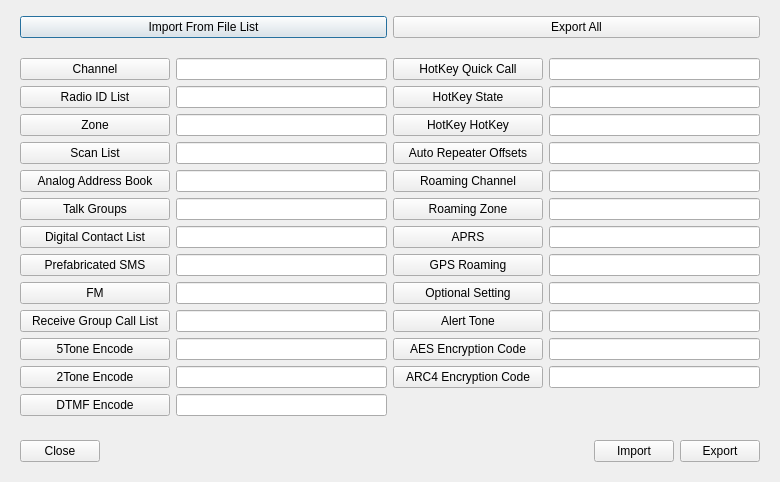
xbenkozx/anytone-cps, file desktop/src/ui/import_export_dialog.ui: the form before one commit.
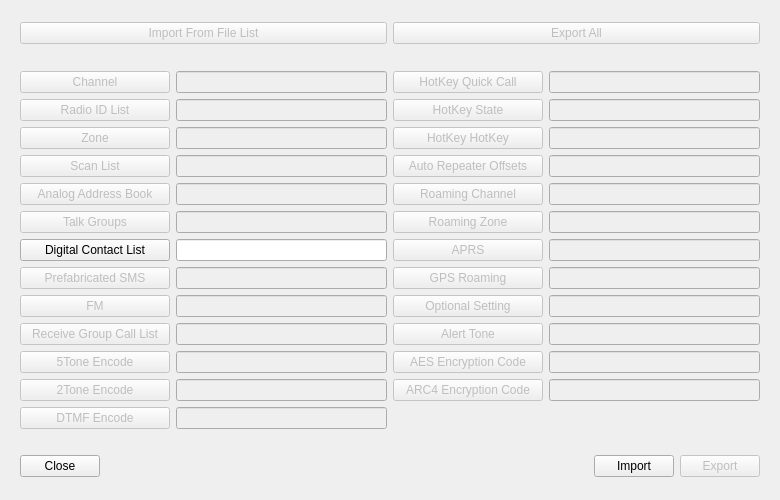
The form after the commit.

```diff
--- a/desktop/src/ui/import_export_dialog.ui
+++ b/desktop/src/ui/import_export_dialog.ui
@@ -7,7 +7,7 @@
     <x>0</x>
     <y>0</y>
     <width>780</width>
-    <height>482</height>
+    <height>500</height>
    </rect>
   </property>
   <property name="windowTitle">
@@ -25,6 +25,9 @@
       </property>
       <item>
        <widget class="QPushButton" name="importAllBtn">
+        <property name="enabled">
+         <bool>false</bool>
+        </property>
         <property name="text">
          <string>Import From File List</string>
         </property>
@@ -32,6 +35,9 @@
       </item>
       <item>
        <widget class="QPushButton" name="exportAllBtn">
+        <property name="enabled">
+         <bool>false</bool>
+        </property>
         <property name="text">
          <string>Export All</string>
         </property>
@@ -47,6 +53,9 @@
        <layout class="QFormLayout" name="formLayout">
         <item row="0" column="0">
          <widget class="QPushButton" name="channelBtn">
+          <property name="enabled">
+           <bool>false</bool>
+          </property>
           <property name="sizePolicy">
            <sizepolicy hsizetype="Minimum" vsizetype="Fixed">
             <horstretch>0</horstretch>
@@ -78,6 +87,9 @@
         </item>
         <item row="0" column="1">
          <widget class="QLineEdit" name="channelTxt">
+          <property name="enabled">
+           <bool>false</bool>
+          </property>
           <property name="readOnly">
            <bool>true</bool>
           </property>
@@ -85,6 +97,9 @@
         </item>
         <item row="1" column="0">
          <widget class="QPushButton" name="pushButton_2">
+          <property name="enabled">
+           <bool>false</bool>
+          </property>
           <property name="sizePolicy">
            <sizepolicy hsizetype="Minimum" vsizetype="Fixed">
             <horstretch>0</horstretch>
@@ -104,6 +119,9 @@
         </item>
         <item row="2" column="0">
          <widget class="QPushButton" name="pushButton_3">
+          <property name="enabled">
+           <bool>false</bool>
+          </property>
           <property name="sizePolicy">
            <sizepolicy hsizetype="Minimum" vsizetype="Fixed">
             <horstretch>0</horstretch>
@@ -123,6 +141,9 @@
         </item>
         <item row="3" column="0">
          <widget class="QPushButton" name="pushButton_4">
+          <property name="enabled">
+           <bool>false</bool>
+          </property>
           <property name="sizePolicy">
            <sizepolicy hsizetype="Minimum" vsizetype="Fixed">
             <horstretch>0</horstretch>
@@ -142,6 +163,9 @@
         </item>
         <item row="4" column="0">
          <widget class="QPushButton" name="pushButton_5">
+          <property name="enabled">
+           <bool>false</bool>
+          </property>
           <property name="sizePolicy">
            <sizepolicy hsizetype="Minimum" vsizetype="Fixed">
             <horstretch>0</horstretch>
@@ -161,6 +185,9 @@
         </item>
         <item row="5" column="0">
          <widget class="QPushButton" name="pushButton_6">
+          <property name="enabled">
+           <bool>false</bool>
+          </property>
           <property name="sizePolicy">
            <sizepolicy hsizetype="Minimum" vsizetype="Fixed">
             <horstretch>0</horstretch>
@@ -199,6 +226,9 @@
         </item>
         <item row="7" column="0">
          <widget class="QPushButton" name="pushButton_8">
+          <property name="enabled">
+           <bool>false</bool>
+          </property>
           <property name="sizePolicy">
            <sizepolicy hsizetype="Minimum" vsizetype="Fixed">
             <horstretch>0</horstretch>
@@ -218,6 +248,9 @@
         </item>
         <item row="8" column="0">
          <widget class="QPushButton" name="pushButton_9">
+          <property name="enabled">
+           <bool>false</bool>
+          </property>
           <property name="sizePolicy">
            <sizepolicy hsizetype="Minimum" vsizetype="Fixed">
             <horstretch>0</horstretch>
@@ -237,6 +270,9 @@
         </item>
         <item row="9" column="0">
          <widget class="QPushButton" name="pushButton_10">
+          <property name="enabled">
+           <bool>false</bool>
+          </property>
           <property name="sizePolicy">
            <sizepolicy hsizetype="Minimum" vsizetype="Fixed">
             <horstretch>0</horstretch>
@@ -256,6 +292,9 @@
         </item>
         <item row="10" column="0">
          <widget class="QPushButton" name="pushButton_11">
+          <property name="enabled">
+           <bool>false</bool>
+          </property>
           <property name="sizePolicy">
            <sizepolicy hsizetype="Minimum" vsizetype="Fixed">
             <horstretch>0</horstretch>
@@ -275,6 +314,9 @@
         </item>
         <item row="11" column="0">
          <widget class="QPushButton" name="pushButton_12">
+          <property name="enabled">
+           <bool>false</bool>
+          </property>
           <property name="sizePolicy">
            <sizepolicy hsizetype="Minimum" vsizetype="Fixed">
             <horstretch>0</horstretch>
@@ -294,6 +336,9 @@
         </item>
         <item row="12" column="0">
          <widget class="QPushButton" name="pushButton_13">
+          <property name="enabled">
+           <bool>false</bool>
+          </property>
           <property name="sizePolicy">
            <sizepolicy hsizetype="Minimum" vsizetype="Fixed">
             <horstretch>0</horstretch>
@@ -313,6 +358,9 @@
         </item>
         <item row="1" column="1">
          <widget class="QLineEdit" name="radioIdListTxt">
+          <property name="enabled">
+           <bool>false</bool>
+          </property>
           <property name="readOnly">
            <bool>true</bool>
           </property>
@@ -320,6 +368,9 @@
         </item>
         <item row="2" column="1">
          <widget class="QLineEdit" name="zoneTxt">
+          <property name="enabled">
+           <bool>false</bool>
+          </property>
           <property name="readOnly">
            <bool>true</bool>
           </property>
@@ -327,6 +378,9 @@
         </item>
         <item row="3" column="1">
          <widget class="QLineEdit" name="scanListTxt">
+          <property name="enabled">
+           <bool>false</bool>
+          </property>
           <property name="readOnly">
            <bool>true</bool>
           </property>
@@ -334,6 +388,9 @@
         </item>
         <item row="4" column="1">
          <widget class="QLineEdit" name="analogAddressBookTxt">
+          <property name="enabled">
+           <bool>false</bool>
+          </property>
           <property name="readOnly">
            <bool>true</bool>
           </property>
@@ -341,6 +398,9 @@
         </item>
         <item row="5" column="1">
          <widget class="QLineEdit" name="talkgroupsTxt">
+          <property name="enabled">
+           <bool>false</bool>
+          </property>
           <property name="readOnly">
            <bool>true</bool>
           </property>
@@ -355,6 +415,9 @@
         </item>
         <item row="7" column="1">
          <widget class="QLineEdit" name="prefabricatedSmsTxt">
+          <property name="enabled">
+           <bool>false</bool>
+          </property>
           <property name="readOnly">
            <bool>true</bool>
           </property>
@@ -362,6 +425,9 @@
         </item>
         <item row="8" column="1">
          <widget class="QLineEdit" name="fmTxt">
+          <property name="enabled">
+           <bool>false</bool>
+          </property>
           <property name="readOnly">
            <bool>true</bool>
           </property>
@@ -369,6 +435,9 @@
         </item>
         <item row="9" column="1">
          <widget class="QLineEdit" name="receiveGroupCallListTxt">
+          <property name="enabled">
+           <bool>false</bool>
+          </property>
           <property name="readOnly">
            <bool>true</bool>
           </property>
@@ -376,6 +445,9 @@
         </item>
         <item row="10" column="1">
          <widget class="QLineEdit" name="tone5EncodeTxt">
+          <property name="enabled">
+           <bool>false</bool>
+          </property>
           <property name="readOnly">
            <bool>true</bool>
           </property>
@@ -383,6 +455,9 @@
         </item>
         <item row="11" column="1">
          <widget class="QLineEdit" name="tone2EncodeTxt">
+          <property name="enabled">
+           <bool>false</bool>
+          </property>
           <property name="readOnly">
            <bool>true</bool>
           </property>
@@ -390,6 +465,9 @@
         </item>
         <item row="12" column="1">
          <widget class="QLineEdit" name="dtmfEncodeTxt">
+          <property name="enabled">
+           <bool>false</bool>
+          </property>
           <property name="readOnly">
            <bool>true</bool>
           </property>
@@ -407,6 +485,9 @@
         </property>
         <item row="0" column="0">
          <widget class="QPushButton" name="pushButton_14">
+          <property name="enabled">
+           <bool>false</bool>
+          </property>
           <property name="minimumSize">
            <size>
             <width>150</width>
@@ -420,6 +501,9 @@
         </item>
         <item row="1" column="0">
          <widget class="QPushButton" name="pushButton_15">
+          <property name="enabled">
+           <bool>false</bool>
+          </property>
           <property name="minimumSize">
            <size>
             <width>150</width>
@@ -433,6 +517,9 @@
         </item>
         <item row="2" column="0">
          <widget class="QPushButton" name="pushButton_16">
+          <property name="enabled">
+           <bool>false</bool>
+          </property>
           <property name="minimumSize">
            <size>
             <width>150</width>
@@ -446,6 +533,9 @@
         </item>
         <item row="3" column="0">
          <widget class="QPushButton" name="pushButton_17">
+          <property name="enabled">
+           <bool>false</bool>
+          </property>
           <property name="minimumSize">
            <size>
             <width>150</width>
@@ -459,6 +549,9 @@
         </item>
         <item row="4" column="0">
          <widget class="QPushButton" name="pushButton_18">
+          <property name="enabled">
+           <bool>false</bool>
+          </property>
           <property name="minimumSize">
            <size>
             <width>150</width>
@@ -472,6 +565,9 @@
         </item>
         <item row="5" column="0">
          <widget class="QPushButton" name="pushButton_19">
+          <property name="enabled">
+           <bool>false</bool>
+          </property>
           <property name="minimumSize">
            <size>
             <width>150</width>
@@ -485,6 +581,9 @@
         </item>
         <item row="6" column="0">
          <widget class="QPushButton" name="pushButton_20">
+          <property name="enabled">
+           <bool>false</bool>
+          </property>
           <property name="minimumSize">
            <size>
             <width>150</width>
@@ -498,6 +597,9 @@
         </item>
         <item row="7" column="0">
          <widget class="QPushButton" name="pushButton_21">
+          <property name="enabled">
+           <bool>false</bool>
+          </property>
           <property name="minimumSize">
            <size>
             <width>150</width>
@@ -511,6 +613,9 @@
         </item>
         <item row="8" column="0">
          <widget class="QPushButton" name="pushButton_22">
+          <property name="enabled">
+           <bool>false</bool>
+          </property>
           <property name="minimumSize">
            <size>
             <width>150</width>
@@ -524,6 +629,9 @@
         </item>
         <item row="9" column="0">
          <widget class="QPushButton" name="pushButton_23">
+          <property name="enabled">
+           <bool>false</bool>
+          </property>
           <property name="sizePolicy">
            <sizepolicy hsizetype="Minimum" vsizetype="Fixed">
             <horstretch>0</horstretch>
@@ -549,6 +657,9 @@
         </item>
         <item row="10" column="0">
          <widget class="QPushButton" name="pushButton_24">
+          <property name="enabled">
+           <bool>false</bool>
+          </property>
           <property name="minimumSize">
            <size>
             <width>150</width>
@@ -562,6 +673,9 @@
         </item>
         <item row="11" column="0">
          <widget class="QPushButton" name="pushButton_25">
+          <property name="enabled">
+           <bool>false</bool>
+          </property>
           <property name="minimumSize">
            <size>
             <width>150</width>
@@ -575,6 +689,9 @@
         </item>
         <item row="0" column="1">
          <widget class="QLineEdit" name="hotkeyQuickCallTxt">
+          <property name="enabled">
+           <bool>false</bool>
+          </property>
           <property name="readOnly">
            <bool>true</bool>
           </property>
@@ -582,6 +699,9 @@
         </item>
         <item row="1" column="1">
          <widget class="QLineEdit" name="hotkeyStateTxt">
+          <property name="enabled">
+           <bool>false</bool>
+          </property>
           <property name="readOnly">
            <bool>true</bool>
           </property>
@@ -589,6 +709,9 @@
         </item>
         <item row="2" column="1">
          <widget class="QLineEdit" name="hotkeyHotKeyTxt">
+          <property name="enabled">
+           <bool>false</bool>
+          </property>
           <property name="readOnly">
            <bool>true</bool>
           </property>
@@ -596,6 +719,9 @@
         </item>
         <item row="3" column="1">
          <widget class="QLineEdit" name="autoRepeaterOffsetsTxt">
+          <property name="enabled">
+           <bool>false</bool>
+          </property>
           <property name="readOnly">
            <bool>true</bool>
           </property>
@@ -603,6 +729,9 @@
         </item>
         <item row="4" column="1">
          <widget class="QLineEdit" name="roamingChannelTxt">
+          <property name="enabled">
+           <bool>false</bool>
+          </property>
           <property name="readOnly">
            <bool>true</bool>
           </property>
@@ -610,6 +739,9 @@
         </item>
         <item row="5" column="1">
          <widget class="QLineEdit" name="romaingZoneTxt">
+          <property name="enabled">
+           <bool>false</bool>
+          </property>
           <property name="readOnly">
            <bool>true</bool>
           </property>
@@ -617,6 +749,9 @@
         </item>
         <item row="6" column="1">
          <widget class="QLineEdit" name="aprsTxt">
+          <property name="enabled">
+           <bool>false</bool>
+          </property>
           <property name="readOnly">
            <bool>true</bool>
           </property>
@@ -624,6 +759,9 @@
         </item>
         <item row="7" column="1">
          <widget class="QLineEdit" name="gpsRoamingTxt">
+          <property name="enabled">
+           <bool>false</bool>
+          </property>
           <property name="readOnly">
            <bool>true</bool>
           </property>
@@ -631,6 +769,9 @@
         </item>
         <item row="8" column="1">
          <widget class="QLineEdit" name="optionalSettingTxt">
+          <property name="enabled">
+           <bool>false</bool>
+          </property>
           <property name="readOnly">
            <bool>true</bool>
           </property>
@@ -638,6 +779,9 @@
         </item>
         <item row="9" column="1">
          <widget class="QLineEdit" name="alertToneTxt">
+          <property name="enabled">
+           <bool>false</bool>
+          </property>
           <property name="readOnly">
            <bool>true</bool>
           </property>
@@ -645,6 +789,9 @@
         </item>
         <item row="10" column="1">
          <widget class="QLineEdit" name="aesEncryptionCodeTxt">
+          <property name="enabled">
+           <bool>false</bool>
+          </property>
           <property name="readOnly">
            <bool>true</bool>
           </property>
@@ -652,6 +799,9 @@
         </item>
         <item row="11" column="1">
          <widget class="QLineEdit" name="arc4EncryptionCodeTxt">
+          <property name="enabled">
+           <bool>false</bool>
+          </property>
           <property name="readOnly">
            <bool>true</bool>
           </property>
@@ -694,6 +844,9 @@
       </item>
       <item>
        <widget class="QPushButton" name="exportBtn">
+        <property name="enabled">
+         <bool>false</bool>
+        </property>
         <property name="text">
          <string>Export</string>
         </property>
```
Left out of the diff: 2 changed lines with no effect on the pictures.
